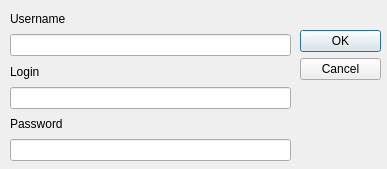
This is client/view/signupdialog.ui in dima-vs/Easy-Crossplatform-Drive as Qt 5 draws it before an edit. The edited form follows.
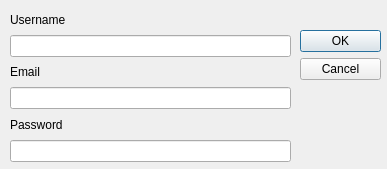
This is the edited form.

Diff of the .ui file:
```diff
--- a/client/view/signupdialog.ui
+++ b/client/view/signupdialog.ui
@@ -35,7 +35,7 @@
      <x>10</x>
      <y>10</y>
      <width>281</width>
-     <height>151</height>
+     <height>152</height>
     </rect>
    </property>
    <layout class="QVBoxLayout" name="verticalLayout">
@@ -52,7 +52,7 @@
     <item>
      <widget class="QLabel" name="label">
       <property name="text">
-       <string>Login</string>
+       <string>Email</string>
       </property>
      </widget>
     </item>
```
